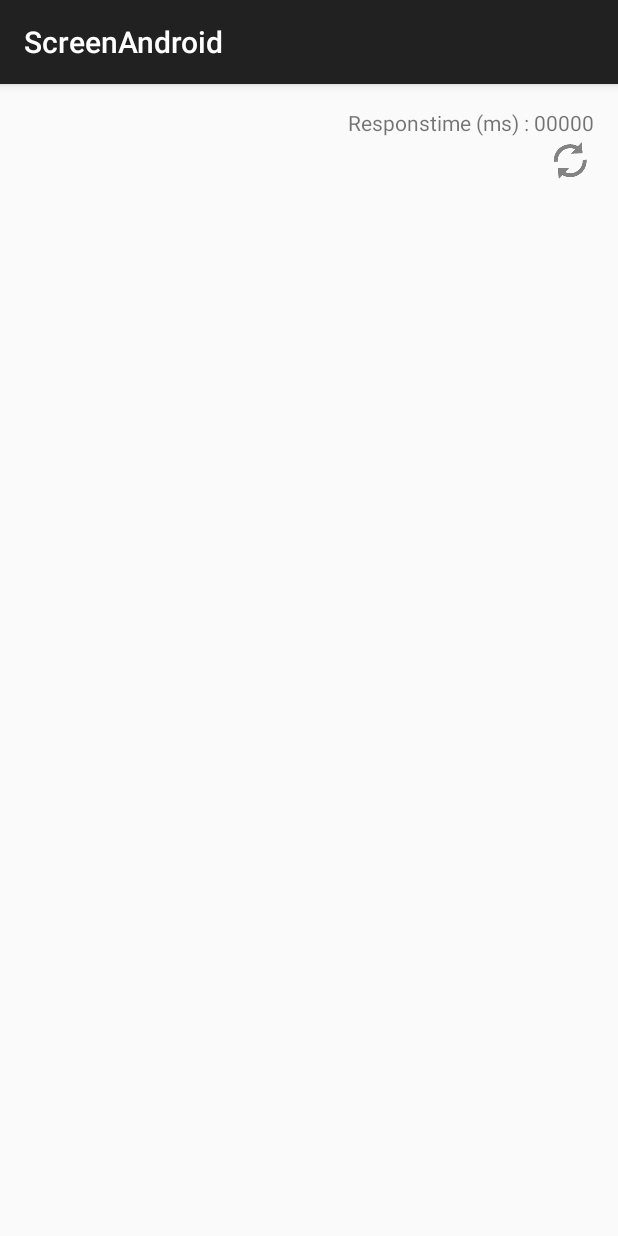
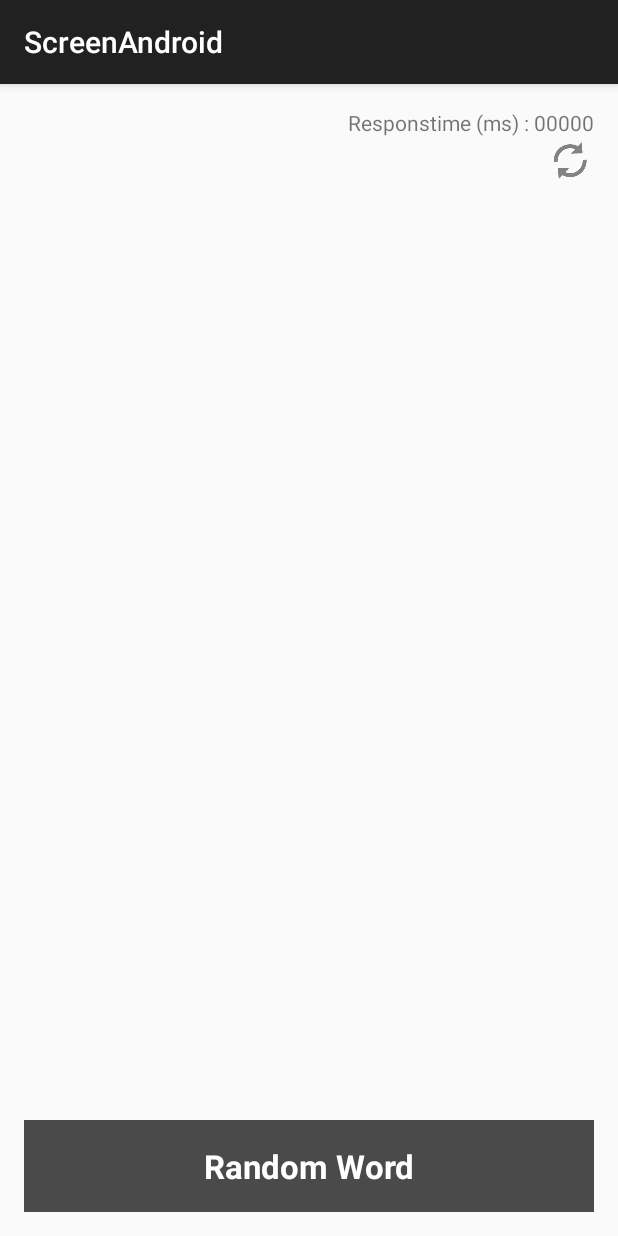
Before and after one commit to AnderssonX/ScreenAndroid, an Android app: the fragment MainFragment shown on its own in the app's theme, on a phone screen of 412 x 824 dp. Run offline under Robolectric (Android 15) with nearby library versions, the phone set to English and light mode, and no system bars; libraries missing offline, so code that uses them is left out: com.firebase.client; 5 statements that could not run were skipped.

Commit message:
* Added method to fetch a random word from firebase and displays it in a textview.

```diff
--- a/ScreenAndroid/src/main/AndroidManifest.xml
+++ b/ScreenAndroid/src/main/AndroidManifest.xml
@@ -9,7 +9,7 @@
         android:theme="@style/AppTheme" >
         <activity
             android:name="se.mah.k3.NiagaraApp.MainActivity"
-            android:screenOrientation="landscape"
+            android:screenOrientation="portrait"
             android:label="ScreenAndroid" >
             <intent-filter>
                 <action android:name="android.intent.action.MAIN" />
--- a/ScreenAndroid/src/main/java/se/mah/k3/NiagaraApp/Constants.java
+++ b/ScreenAndroid/src/main/java/se/mah/k3/NiagaraApp/Constants.java
@@ -14,4 +14,5 @@ public class Constants {
     //Use static for variables that you want to reach from anywhere in the app...
     //public static Firebase myFirebaseRef = new Firebase("https://blinding-inferno-6351.firebaseio.com");
     public static Firebase myFirebaseRef = new Firebase("https://scorching-fire-1846.firebaseio.com/");
+    public static Firebase wordsRef = new Firebase("https://scorching-fire-1846.firebaseio.com/Regular Words/");
 }
--- a/ScreenAndroid/src/main/java/se/mah/k3/NiagaraApp/MainFragment.java
+++ b/ScreenAndroid/src/main/java/se/mah/k3/NiagaraApp/MainFragment.java
@@ -15,15 +15,18 @@ import com.firebase.client.Firebase;
 import com.firebase.client.FirebaseError;
 import com.firebase.client.ValueEventListener;
 
+import java.util.Random;
+
 /**
  * Created by K3LARA on 28/03/2015.
  */
-public class MainFragment extends Fragment implements View.OnClickListener, View.OnTouchListener, ValueEventListener{
+public class MainFragment extends Fragment implements View.OnClickListener, View.OnTouchListener, ValueEventListener {
     long lastTimeStamp = System.currentTimeMillis();
     long timeLastRound;
     int width;
     int height;
     private long roundTrip = 0;
+
     public MainFragment() {
     }
 
@@ -37,6 +40,7 @@ public class MainFragment extends Fragment implements View.OnClickListener, View
         width = size.x;
         height = size.y;
 
+        addRandomWord();
         //Add listeners for the touch events onTouch will be called when screen is touched.
         rootView.setOnTouchListener(this);
 
@@ -47,17 +51,17 @@ public class MainFragment extends Fragment implements View.OnClickListener, View
         //Create listeners for response time back so know when the token returns
         String userName = Constants.userName;
         Firebase fireBaseEntryForMyID = Constants.myFirebaseRef.child(Constants.userName); //My part of the firebase
-        Firebase fireBaseEntryForRoundBack =  fireBaseEntryForMyID.child("RoundTripBack"); //My roundtrip (Check firebase)
+
+        Firebase fireBaseEntryForRoundBack = fireBaseEntryForMyID.child("RoundTripBack"); //My roundtrip (Check firebase)
         //Listen for changes on "RoundTripBack" entry onDataChange will be called when "RoundTripBack" is changed
         fireBaseEntryForRoundBack.addValueEventListener(this);
         return rootView;
     }
 
-
     //Start a new time measure of roundtrip time
     @Override
     public void onClick(View v) {
-         if (v.getId()==R.id.iv_refresh) {
+        if (v.getId() == R.id.iv_refresh) {
             roundTrip = roundTrip + 1; //Assuming that we are the only one using our ID
             lastTimeStamp = System.currentTimeMillis();  //remember when we sent the token
             Constants.myFirebaseRef.child(Constants.userName).child("RoundTripTo").setValue(roundTrip);
@@ -69,8 +73,8 @@ public class MainFragment extends Fragment implements View.OnClickListener, View
     public boolean onTouch(View v, MotionEvent event) {
         switch (event.getAction()) {
             case MotionEvent.ACTION_MOVE:  // If it is the motionEvent move.
-                float xRel = event.getX()/width;
-                float yRel = event.getRawY()/height;//Compensate for menubar can probably be solved more beautiful test with getY to see the difference
+                float xRel = event.getX() / width;
+                float yRel = event.getRawY() / height;//Compensate for menubar can probably be solved more beautiful test with getY to see the difference
                 Constants.myFirebaseRef.child(Constants.userName).child("xRel").setValue(xRel);  //Set the x Value
                 Constants.myFirebaseRef.child(Constants.userName).child("yRel").setValue(yRel);  //Set the y value
         }
@@ -92,4 +96,30 @@ public class MainFragment extends Fragment implements View.OnClickListener, View
     public void onCancelled(FirebaseError firebaseError) {
 
     }
+
+    private void addRandomWord() {
+
+        Random rand = new Random();
+        // First we grab a random number (0-6)
+        int n = rand.nextInt(6);
+
+        // Creating a ref to a random child in the Regular Words tree on firebase
+        Firebase fireBaseWords = Constants.myFirebaseRef.child("Regular Words/word" + n);
+
+        // Adds a "SINGLE" event listener to fetch value from child on firebase.
+
+        fireBaseWords.addListenerForSingleValueEvent(new ValueEventListener() {
+            @Override
+            public void onDataChange(DataSnapshot dataSnapshot) {
+                // adds value of firebase child to textview "randomWord"
+                TextView wordTW = (TextView) getActivity().findViewById(R.id.randomWord);
+                wordTW.setText(dataSnapshot.getValue().toString());
             }
+
+            @Override
+            public void onCancelled(FirebaseError firebaseError) {
+
+            }
+        });
+    }
+}
--- a/ScreenAndroid/src/main/res/layout/fragment_main.xml
+++ b/ScreenAndroid/src/main/res/layout/fragment_main.xml
@@ -32,5 +32,23 @@
         android:layout_below="@+id/textView"
         android:layout_alignParentEnd="true" />
 
+    <LinearLayout
+        android:layout_width="match_parent"
+        android:layout_height="wrap_content"
+        android:orientation="horizontal"
+        android:layout_alignParentBottom="true">
 
+        <TextView
+            android:layout_width="match_parent"
+            android:layout_height="wrap_content"
+            android:gravity="center"
+            android:padding="16dp"
+            android:background="#b3000000"
+            android:textIsSelectable="false"
+            android:textColor="#ffffffff"
+            android:id="@+id/randomWord"
+            android:textSize="22sp"
+            android:textStyle="bold"
+            android:text="Random Word" />
+    </LinearLayout>
 </RelativeLayout>
```
Lines whose indentation alone changed are shown as unchanged.
